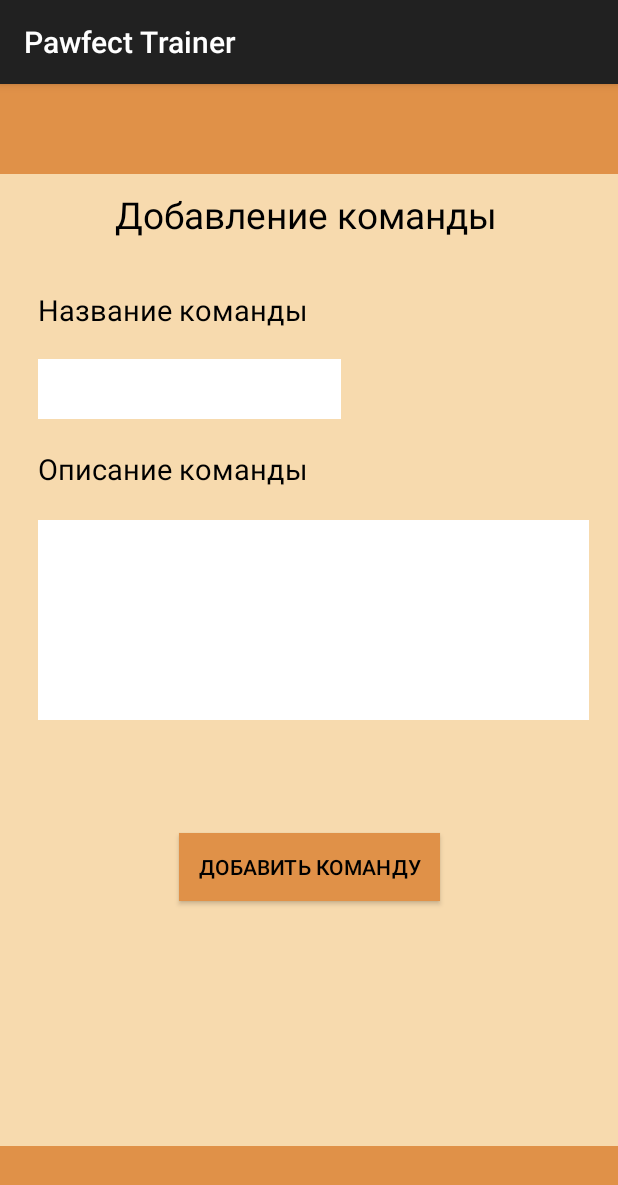
After one commit to moevm/adfmp1h24-dog_trainer, an Android app: the FormToAddCommandActivity screen opened directly, with no data from a screen before it, on a phone screen of 412 x 824 dp. The commit adds this screen. Shown: the top 1185 px of the screen. Run offline under Robolectric (Android 15) with nearby library versions, the phone set to English and light mode, and no system bars.

Commit message:
Form to add commmand

```diff
--- a/DogTrainer/app/src/main/AndroidManifest.xml
+++ b/DogTrainer/app/src/main/AndroidManifest.xml
@@ -9,9 +9,12 @@
         android:icon="@mipmap/ic_launcher"
         android:label="@string/appName"
         android:roundIcon="@mipmap/ic_launcher_round"
+        android:supportsRtl="true"
         android:theme="@style/Theme.AppCompat"
-        android:supportsRtl="true"
         tools:targetApi="31">
+        <activity
+            android:name=".FormToAddCommandActivity"
+            android:exported="false" />
         <activity
             android:name=".AuthUserActivity"
             android:exported="true">
--- /dev/null
+++ b/DogTrainer/app/src/main/java/application_development_for_mobile_platforms/dog_trainer/FormToAddCommandActivity.kt
@@ -0,0 +1,11 @@
+package application_development_for_mobile_platforms.dog_trainer
+
+import androidx.appcompat.app.AppCompatActivity
+import android.os.Bundle
+
+class FormToAddCommandActivity : AppCompatActivity() {
+    override fun onCreate(savedInstanceState: Bundle?) {
+        super.onCreate(savedInstanceState)
+        setContentView(R.layout.activity_form_to_add_command)
+    }
+}
--- /dev/null
+++ b/DogTrainer/app/src/main/res/layout/activity_form_to_add_command.xml
@@ -0,0 +1,115 @@
+<?xml version="1.0" encoding="utf-8"?>
+<androidx.constraintlayout.widget.ConstraintLayout xmlns:android="http://schemas.android.com/apk/res/android"
+    xmlns:app="http://schemas.android.com/apk/res-auto"
+    xmlns:tools="http://schemas.android.com/tools"
+    android:layout_width="match_parent"
+    android:layout_height="match_parent"
+    tools:context=".FormToAddCommandActivity"
+    android:background="@color/mainBackground">
+
+    <View
+        android:id="@+id/topRectangle"
+        android:layout_width="match_parent"
+        android:layout_height="60dp"
+        android:layout_alignParentTop="true"
+        android:background="@color/mainElements"
+        android:visibility="visible"
+        app:layout_constraintEnd_toEndOf="parent"
+        app:layout_constraintHorizontal_bias="1.0"
+        app:layout_constraintStart_toStartOf="parent"
+        app:layout_constraintTop_toTopOf="parent" />
+
+    <View
+        android:id="@+id/footerRectangle"
+        android:layout_width="match_parent"
+        android:layout_height="60dp"
+        android:layout_alignParentTop="true"
+        android:layout_marginTop="660dp"
+        android:background="@color/mainElements"
+        android:visibility="visible"
+        app:layout_constraintBottom_toBottomOf="parent"
+        app:layout_constraintEnd_toEndOf="parent"
+        app:layout_constraintHorizontal_bias="0.0"
+        app:layout_constraintStart_toStartOf="parent"
+        app:layout_constraintTop_toBottomOf="@+id/topRectangle"
+        app:layout_constraintVertical_bias="1.0" />
+
+    <TextView
+        android:id="@+id/addCommandTitleText"
+        android:layout_width="259dp"
+        android:layout_height="47dp"
+        android:layout_marginTop="70dp"
+        android:autoSizeTextType="uniform"
+        android:text="@string/addCommandTitle"
+        android:textColor="#000000"
+        app:layout_constraintEnd_toEndOf="parent"
+        app:layout_constraintStart_toStartOf="parent"
+        app:layout_constraintTop_toTopOf="parent" />
+
+    <TextView
+        android:id="@+id/CommandNameText"
+        android:layout_width="180dp"
+        android:layout_height="36dp"
+        android:layout_marginStart="25dp"
+        android:layout_marginTop="20dp"
+        android:autoSizeTextType="uniform"
+        android:text="@string/CommandName"
+        android:textColor="#000000"
+        app:layout_constraintStart_toStartOf="parent"
+        app:layout_constraintTop_toBottomOf="@+id/addCommandTitleText" />
+
+    <EditText
+        android:id="@+id/COmmandNameInput"
+        android:layout_width="202dp"
+        android:layout_height="40dp"
+        android:layout_marginStart="25dp"
+        android:layout_marginTop="10dp"
+        android:autoSizeTextType="uniform"
+        android:background="#FFFFFF"
+        android:ems="10"
+        android:inputType="text"
+        android:textColor="#000000"
+        app:layout_constraintStart_toStartOf="parent"
+        app:layout_constraintTop_toBottomOf="@+id/CommandNameText" />
+
+    <TextView
+        android:id="@+id/CommandDescriptionText"
+        android:layout_width="180dp"
+        android:layout_height="37dp"
+        android:layout_marginStart="25dp"
+        android:layout_marginTop="20dp"
+        android:autoSizeTextType="uniform"
+        android:text="@string/CommandDescription"
+        android:textColor="#000000"
+        app:layout_constraintStart_toStartOf="parent"
+        app:layout_constraintTop_toBottomOf="@+id/COmmandNameInput" />
+
+    <EditText
+        android:id="@+id/CommandDescriptonMultiLine"
+        android:layout_width="367dp"
+        android:layout_height="133dp"
+        android:layout_marginStart="25dp"
+        android:layout_marginTop="10dp"
+        android:autoSizeTextType="uniform"
+        android:background="#FFFFFF"
+        android:ems="10"
+        android:gravity="start|top"
+        android:inputType="textMultiLine"
+        android:textColor="#000000"
+        app:layout_constraintStart_toStartOf="parent"
+        app:layout_constraintTop_toBottomOf="@+id/CommandDescriptionText" />
+
+    <Button
+        android:id="@+id/AddCommandButton"
+        android:layout_width="174dp"
+        android:layout_height="45dp"
+        android:layout_marginTop="75dp"
+        android:background="@color/mainElements"
+        android:text="@string/addCommandButton"
+        android:textColor="#000000"
+        app:layout_constraintEnd_toEndOf="parent"
+        app:layout_constraintStart_toStartOf="parent"
+        app:layout_constraintTop_toBottomOf="@+id/CommandDescriptonMultiLine" />
+
+
+</androidx.constraintlayout.widget.ConstraintLayout>
--- a/DogTrainer/app/src/main/res/values/strings.xml
+++ b/DogTrainer/app/src/main/res/values/strings.xml
@@ -20,4 +20,8 @@
     <string name="signInScreenHeader">Вход</string>
     <string name="pin">Введите PIN-код</string>
     <string name="signUpAction">Регистрация</string>
+    <string name="addCommandTitle">Добавление команды</string>
+    <string name="CommandName">Название команды</string>
+    <string name="CommandDescription">Описание команды</string>
+    <string name="addCommandButton">Добавить команду</string>
 </resources>
```
